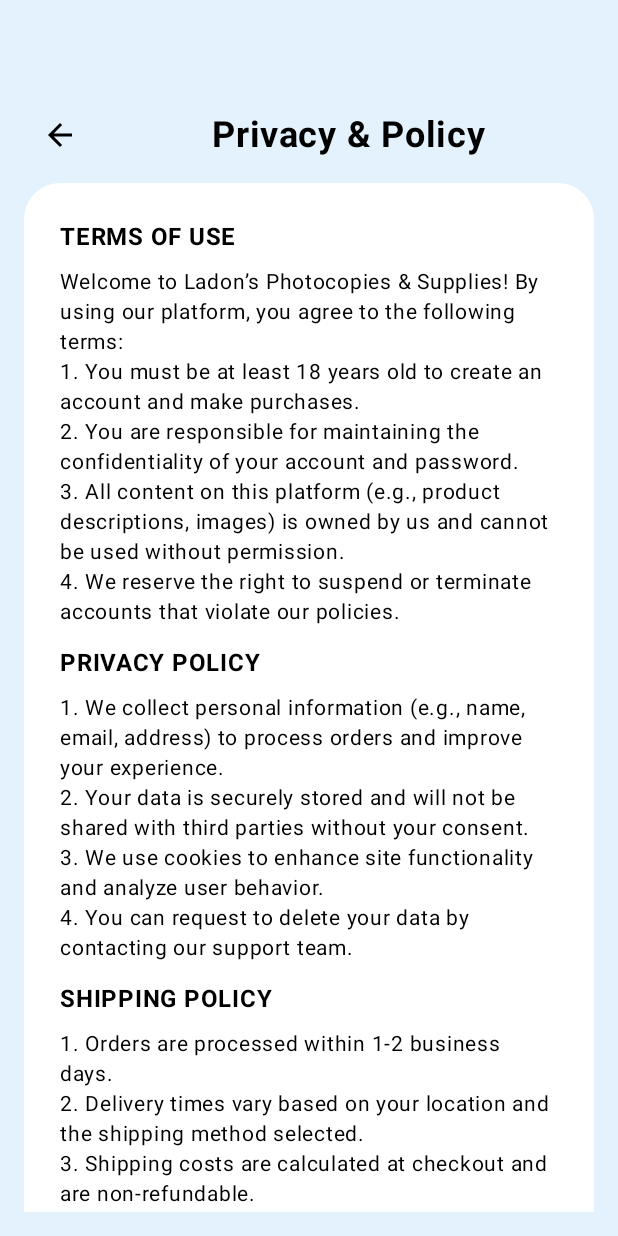
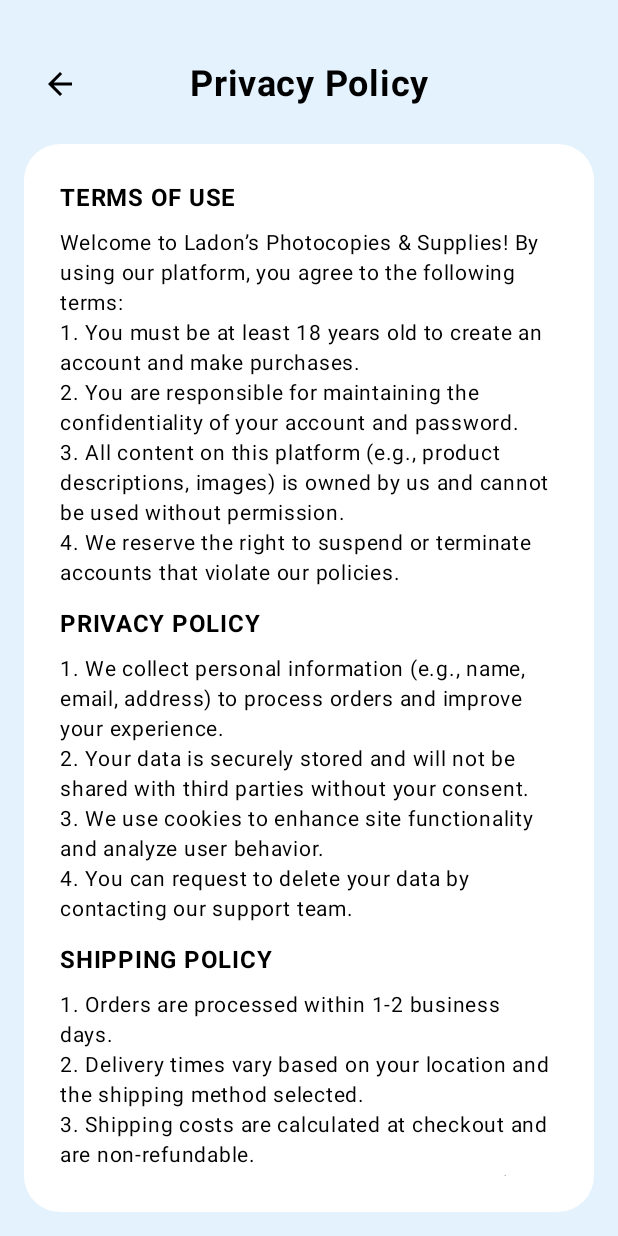
Before and after one commit to Xyzhie-Dacanay/ladon-supplies-app, an Android app built with Jetpack Compose: the PrivacyPolicyScreen screen opened through its navigation route, on a phone screen of 412 x 824 dp. Run offline under Robolectric (Android 15) with nearby library versions, the phone set to English and light mode, and no system bars; 1 statement that could not run was skipped.

Commit message:
git add . git commit -m "profile screens" git push

```diff
--- a/app/src/main/java/com/dacanay_xyzhie_f/dacanay/ladon_app/screens/profile/PrivacyPolicyScreen.kt
+++ b/app/src/main/java/com/dacanay_xyzhie_f/dacanay/ladon_app/screens/profile/PrivacyPolicyScreen.kt
@@ -15,54 +15,59 @@
 import androidx.compose.ui.text.font.FontWeight
 import androidx.compose.ui.text.style.TextAlign
 import androidx.compose.ui.tooling.preview.Preview
+import androidx.compose.ui.unit.Dp
 import androidx.compose.ui.unit.dp
 import androidx.compose.ui.unit.sp
 import androidx.navigation.NavController
 import androidx.navigation.compose.rememberNavController
 
 @Composable
-fun PrivacyPolicyScreen(navController: NavController) {
+fun PrivacyPolicyScreen(
+    navController: NavController,
+    topMargin: Dp = 50.dp,  // Adjustable Top Margin
+    bottomMargin: Dp = 4.dp // Adjustable Bottom Margin
+) {
     Column(
         modifier = Modifier
             .fillMaxSize()
-            .background(Color(0xFFE3F2FD)) // Light background
-            .padding(16.dp)
-            .verticalScroll(rememberScrollState()) // Enable scrolling
+            .background(Color(0xFFE3F2FD))
+            .padding(16.dp),
+        horizontalAlignment = Alignment.CenterHorizontally
     ) {
-        // Align Back Button and Title in a Row
-        Row(
+        // Title Bar
+        Box(
             modifier = Modifier
                 .fillMaxWidth()
-                .padding(top = 50.dp, bottom = 8.dp), // Reduced bottom padding to bring them closer
-            verticalAlignment = Alignment.CenterVertically // Align items vertically
+                .padding(vertical = 16.dp),
+            contentAlignment = Alignment.Center
         ) {
-            IconButton(onClick = { navController.popBackStack() }) {
+            Text(
+                text = "Privacy Policy",
+                fontSize = 24.sp,
+                fontWeight = FontWeight.Bold,
+                textAlign = TextAlign.Center
+            )
+
+            IconButton(
+                onClick = { navController.popBackStack() },
+                modifier = Modifier.align(Alignment.CenterStart)
+            ) {
                 Icon(
                     imageVector = Icons.Filled.ArrowBack,
                     contentDescription = "Back",
                     tint = Color.Black
                 )
             }
-            Spacer(modifier = Modifier.width(4.dp)) // Reduced space between icon and text
-            Text(
-                text = "Privacy & Policy",
-                fontSize = 24.sp,
-                fontWeight = FontWeight.Bold,
-                color = Color.Black,
-                textAlign = TextAlign.Center,
-                modifier = Modifier.weight(1f) // Centering while keeping it dynamic
-            )
         }
 
-        Box(
+        // Scrollable Content
+        Column(
             modifier = Modifier
                 .fillMaxSize()
-                .background(Color.White, shape = RoundedCornerShape(24.dp)) // Rounded corners for container
-                .padding(24.dp), // Consistent padding inside
-            contentAlignment = Alignment.Center
+                .background(Color.White, shape = RoundedCornerShape(24.dp))
+                .padding(24.dp)
+                .verticalScroll(rememberScrollState()) // Ensures everything inside is scrollable
         ) {
-            Column(horizontalAlignment = Alignment.CenterHorizontally) {
-                // Sections
             PolicyText(title = "TERMS OF USE", content = """
                 Welcome to Ladon’s Photocopies & Supplies! By using our platform, you agree to the following terms:
                 1. You must be at least 18 years old to create an account and make purchases.
@@ -93,7 +98,6 @@
         }
     }
 }
-}
 
 @Composable
 fun PolicyText(title: String, content: String) {
@@ -101,7 +105,7 @@
         Text(
             text = title,
             fontSize = 16.sp,
-            fontWeight = FontWeight.Bold, // Bold section titles
+            fontWeight = FontWeight.Bold,
             color = Color.Black,
             modifier = Modifier.padding(bottom = 8.dp)
         )
```
Also changed, not shown: app/src/main/java/com/dacanay_xyzhie_f/dacanay/ladon_app/screens/profile/AboutScreen.kt (+13 -19 lines), app/src/main/java/com/dacanay_xyzhie_f/dacanay/ladon_app/screens/profile/HelpScreen.kt (+8 -9 lines). Lines whose indentation alone changed are shown as unchanged.
